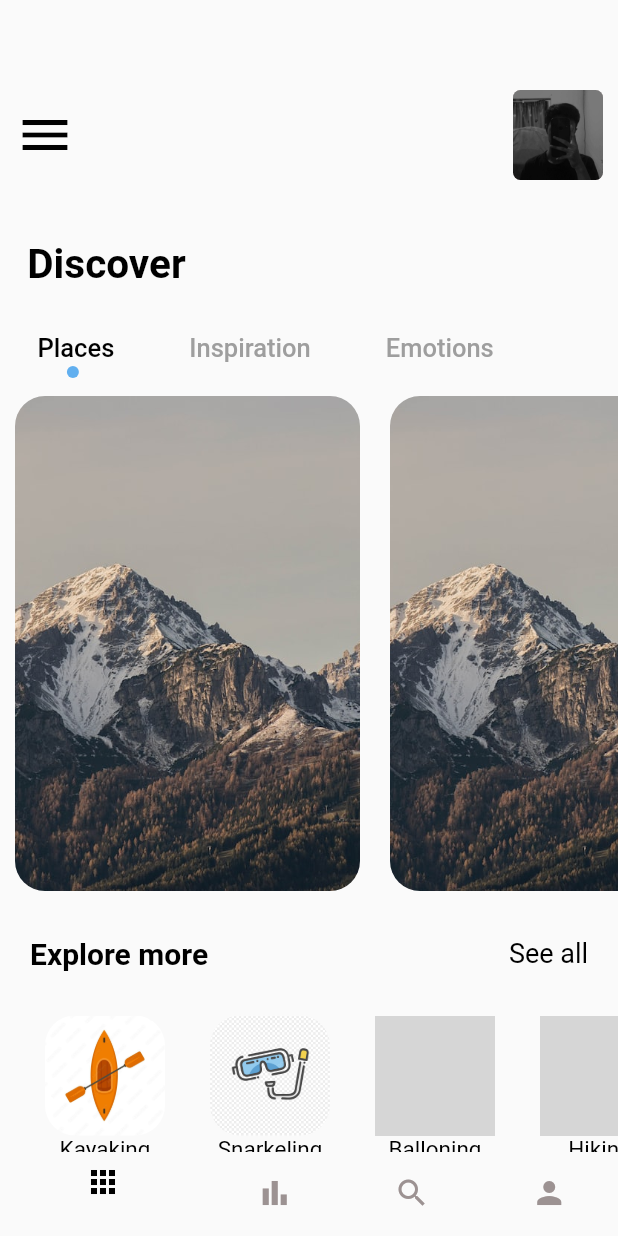
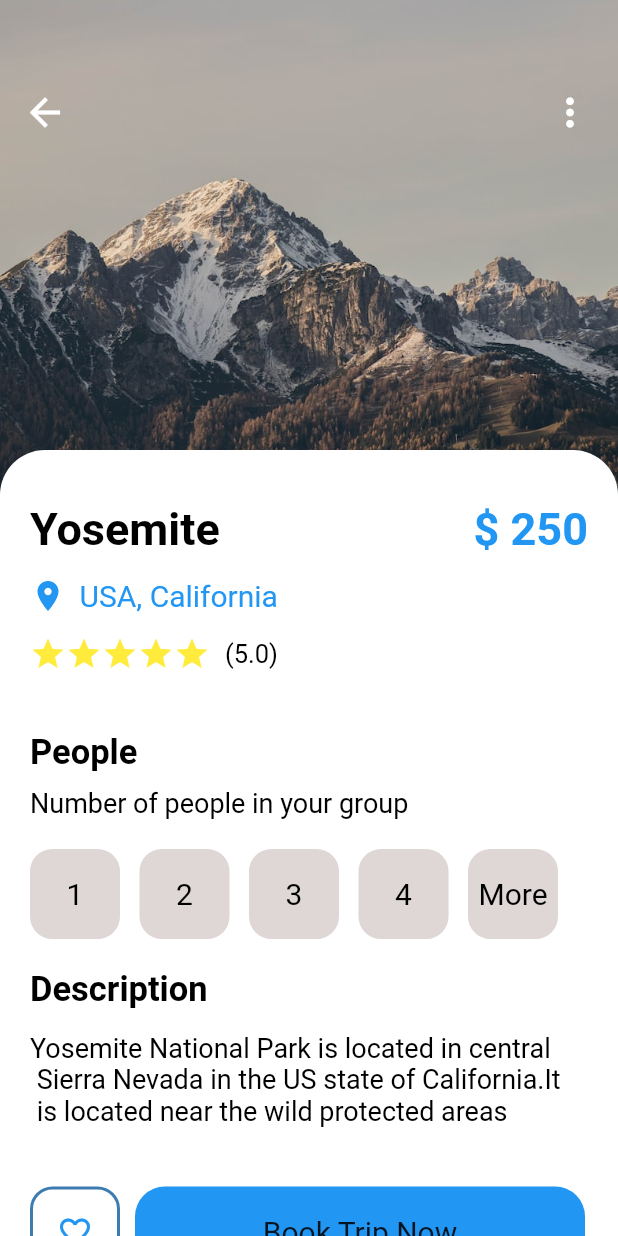
Before and after one commit to ozill789/fluttersmall_project, a Flutter app: the screen it shows after launch, on a phone screen of 412 x 824 dp. Run offline on Flutter 3.47's test engine with Material 2 defaults, Android fonts, the phone set to English and light mode, and no system bars; grey boxes are pictures that could not be loaded.

Commit message:
ui finish

```diff
--- /dev/null
+++ b/lib/detailpages/placemount1_detail.dart
@@ -0,0 +1,191 @@
+import 'package:flutter/material.dart';
+import 'package:flutter_application_1/widget/app_button.dart';
+import 'package:flutter_application_1/widget/apptext.dart';
+import 'package:flutter_application_1/widget/apptextbold.dart';
+import 'package:flutter_application_1/widget/responsive_button.dart';
+
+class PlaceMount1Detail extends StatefulWidget {
+  const PlaceMount1Detail({super.key});
+
+  @override
+  State<PlaceMount1Detail> createState() => _PlaceMount1DetailState();
+}
+
+class _PlaceMount1DetailState extends State<PlaceMount1Detail> {
+  List people = [
+    '1',
+    '2',
+    '3',
+    '4',
+    'More',
+  ];
+
+  @override
+  Widget build(BuildContext context) {
+    return Scaffold(
+      body: Stack(
+        clipBehavior: Clip.none,
+        children: [
+          Positioned(
+              child: Container(
+            width: double.infinity,
+            height: 350,
+            decoration: const BoxDecoration(
+                image: DecorationImage(
+                    image: AssetImage('images/mount2.jpg'), fit: BoxFit.cover)),
+          )),
+          Positioned(
+              child: Container(
+            margin: const EdgeInsets.only(left: 15),
+            width: double.infinity,
+            height: 150,
+            child: Row(
+              children: const [
+                Icon(
+                  Icons.arrow_back,
+                  size: 30,
+                  color: Colors.white,
+                ),
+                SizedBox(
+                  width: 320,
+                ),
+                Icon(
+                  Icons.more_vert,
+                  size: 30,
+                  color: Colors.white,
+                )
+              ],
+            ),
+          )),
+          Positioned(
+              top: 300,
+              child: Container(
+                padding: const EdgeInsets.only(top: 35, left: 20, right: 20),
+                width: MediaQuery.of(context).size.width,
+                height: 800,
+                decoration: BoxDecoration(
+                    borderRadius: BorderRadius.circular(30),
+                    color: Colors.white),
+                child: Column(
+                  crossAxisAlignment: CrossAxisAlignment.start,
+                  children: [
+                    Row(
+                      mainAxisAlignment: MainAxisAlignment.spaceBetween,
+                      children: [
+                        AppTextBold(
+                            size: 30, color: Colors.black, text: 'Yosemite'),
+                        AppTextBold(
+                            size: 30, color: Colors.blue, text: '\$ 250')
+                      ],
+                    ),
+                    const SizedBox(
+                      height: 15,
+                    ),
+                    Row(
+                      children: [
+                        const Icon(
+                          Icons.location_on,
+                          color: Colors.blue,
+                        ),
+                        const SizedBox(
+                          width: 9,
+                        ),
+                        AppText(
+                            size: 20,
+                            color: Colors.blue,
+                            text: 'USA, California')
+                      ],
+                    ),
+                    const SizedBox(
+                      height: 15,
+                    ),
+                    Row(
+                      children: [
+                        Wrap(
+                            children: List.generate(5, (index) {
+                          return const Icon(
+                            Icons.star,
+                            color: Colors.yellow,
+                          );
+                        })),
+                        const SizedBox(
+                          width: 10,
+                        ),
+                        AppText(size: 17, color: Colors.black, text: '(5.0)')
+                      ],
+                    ),
+                    const SizedBox(
+                      height: 40,
+                    ),
+                    AppTextBold(size: 23, color: Colors.black, text: 'People'),
+                    const SizedBox(
+                      height: 10,
+                    ),
+                    AppText(
+                        size: 18,
+                        color: Colors.black,
+                        text: 'Number of people in your group'),
+                    const SizedBox(
+                      height: 20,
+                    ),
+                    Wrap(
+                        children: List.generate(people.length, (index) {
+                      return InkWell(
+                        onTap: () {},
+                        child: Container(
+                          margin: const EdgeInsets.only(right: 13),
+                          child: AppButton(
+                            text: people[index],
+                            color: Colors.black,
+                            bordercolor:
+                                const Color.fromARGB(255, 223, 214, 214),
+                            backgroundcolor:
+                                const Color.fromARGB(255, 223, 214, 214),
+                          ),
+                        ),
+                      );
+                    })),
+                    const SizedBox(
+                      height: 20,
+                    ),
+                    AppTextBold(
+                        size: 23, color: Colors.black, text: 'Description'),
+                    const SizedBox(
+                      height: 15,
+                    ),
+                    AppText(
+                        size: 18,
+                        color: Colors.black,
+                        text:
+                            'Yosemite National Park is located in central \n Sierra Nevada in the US state of California.It \n is located near the wild protected areas '),
+                    const SizedBox(
+                      height: 40,
+                    ),
+                    Row(
+                      children: [
+                        AppButton(
+                          color: Colors.blue,
+                          backgroundcolor: Colors.white,
+                          bordercolor: const Color.fromARGB(255, 60, 124, 177),
+                          istext: false,
+                          icon: Icons.favorite_border_outlined,
+                        ),
+                        const SizedBox(
+                          width: 10,
+                        ),
+                        ResponsiveButton(
+                          textdynamic: false,
+                          width: 300,
+                          height: 60,
+                          size: 20,
+                        )
+                      ],
+                    )
+                  ],
+                ),
+              ))
+        ],
+      ),
+    );
+  }
+}
--- a/lib/main.dart
+++ b/lib/main.dart
@@ -1,5 +1,6 @@
 import 'package:flutter/material.dart';
-import 'package:flutter_application_1/pages/bottomnav.dart';
+import 'package:flutter_application_1/detailpages/placemount1_detail.dart';
+import 'package:flutter_application_1/widget/welcome_page.dart';
 
 void main() {
   runApp(const MyApp());
@@ -11,7 +12,7 @@
   @override
   Widget build(BuildContext context) {
     return const MaterialApp(
-      home: BottomNav(),
+      home: PlaceMount1Detail(),
       debugShowCheckedModeBanner: false,
     );
   }
--- a/lib/pages/home_page.dart
+++ b/lib/navbarpages/home_page.dart
@@ -1,7 +1,7 @@
 import 'package:flutter/material.dart';
-import 'package:flutter_application_1/welcome/apptext.dart';
+import 'package:flutter_application_1/widget/apptext.dart';
 
-import '../welcome/apptextbold.dart';
+import '../widget/apptextbold.dart';
 
 class HomePage extends StatefulWidget {
   const HomePage({super.key});
@@ -13,9 +13,9 @@
 class _HomePageState extends State<HomePage> with TickerProviderStateMixin {
   var iconbutton = {
     'kayaking.jpg': 'Kayaking',
+    'balloning.png': 'Balloning',
+    'hiking.png': 'Hiking',
     'snarkeling.jpg': 'Snarkeling',
-    'balloning.jpg': 'Balloning',
-    'hiking.jpg': 'Hiking',
   };
 
   @override
@@ -91,7 +91,7 @@
           child: TabBarView(controller: tabcontroller, children: [
             ListView.builder(
                 scrollDirection: Axis.horizontal,
-                itemCount: 3,
+                itemCount: iconbutton.length,
                 itemBuilder: (_, index) {
                   return Padding(
                     padding: const EdgeInsets.only(top: 20),
@@ -139,20 +139,21 @@
             height: 130,
             child: ListView.builder(
                 scrollDirection: Axis.horizontal,
-                itemCount: 4,
+                itemCount: iconbutton.length,
                 itemBuilder: (_, index) {
                   return Container(
                     margin: const EdgeInsets.only(left: 30),
                     child: Column(
                       children: [
                         Container(
-                          width: 80,
-                          height: 80,
+                          width: 70,
+                          height: 70,
                           decoration: BoxDecoration(
                               borderRadius: BorderRadius.circular(20),
                               image: DecorationImage(
-                                  image: AssetImage('images/' +
-                                      iconbutton.keys.elementAt(index)))),
+                                  image: AssetImage(
+                                      'images/${iconbutton.keys.elementAt(index)}'),
+                                  fit: BoxFit.cover)),
                         ),
                         AppText(
                             size: 15,
--- a/lib/welcome/responsive_button.dart
+++ /dev/null
@@ -1,25 +0,0 @@
-import 'package:flutter/material.dart';
-
-// ignore: must_be_immutable
-class ResponsiveButton extends StatelessWidget {
-  double? width;
-  bool? isresponsive;
-  ResponsiveButton({super.key, this.isresponsive = false, this.width});
-
-  @override
-  Widget build(BuildContext context) {
-    return Container(
-        width: width,
-        height: 30,
-        decoration: BoxDecoration(
-            borderRadius: BorderRadius.circular(20), color: Colors.blue),
-        child: const Padding(
-          padding: EdgeInsets.only(top: 3),
-          child: Text(
-            'Join Us',
-            style: TextStyle(fontSize: 18, color: Colors.white),
-            textAlign: TextAlign.center,
-          ),
-        ));
-  }
-}
--- /dev/null
+++ b/lib/widget/app_button.dart
@@ -0,0 +1,43 @@
+// ignore_for_file: unrelated_type_equality_checks
+
+import 'package:flutter/material.dart';
+import 'package:flutter_application_1/widget/apptext.dart';
+
+// ignore: must_be_immutable
+class AppButton extends StatelessWidget {
+  Color color;
+  Color backgroundcolor;
+  Color bordercolor;
+  String? text;
+  IconData? icon;
+  bool? istext;
+
+  AppButton({
+    super.key,
+    required this.color,
+    required this.backgroundcolor,
+    required this.bordercolor,
+    this.text,
+    this.icon,
+    this.istext,
+  });
+
+  @override
+  Widget build(BuildContext context) {
+    return Container(
+      width: 60,
+      height: 60,
+      decoration: BoxDecoration(
+          border: Border.all(color: bordercolor, width: 2.0),
+          borderRadius: BorderRadius.circular(15),
+          color: backgroundcolor),
+      child: istext == false
+          ? Center(
+              child: Icon(
+              icon,
+              color: color,
+            ))
+          : Center(child: AppText(size: 20, color: color, text: text!)),
+    );
+  }
+}
--- /dev/null
+++ b/lib/widget/responsive_button.dart
@@ -0,0 +1,39 @@
+import 'package:flutter/material.dart';
+
+// ignore: must_be_immutable
+class ResponsiveButton extends StatelessWidget {
+  double? width;
+  bool? textdynamic;
+  double height;
+  double size;
+
+  ResponsiveButton({
+    super.key,
+    this.textdynamic,
+    required this.size,
+    required this.height,
+    this.width,
+  });
+
+  @override
+  Widget build(BuildContext context) {
+    return Container(
+        width: width,
+        height: height,
+        decoration: BoxDecoration(
+          borderRadius: BorderRadius.circular(20),
+          color: Colors.blue,
+        ),
+        child: textdynamic == false
+            ? Center(
+                child: Text(
+                'Book Trip Now',
+                style: TextStyle(fontSize: size),
+              ))
+            : Center(
+                child: Text(
+                'Join Us',
+                style: TextStyle(fontSize: size),
+              )));
+  }
+}
--- a/lib/pages/welcome_page.dart
+++ b/lib/widget/welcome_page.dart
@@ -1,8 +1,8 @@
 import 'package:flutter/material.dart';
-import 'package:flutter_application_1/welcome/responsive_button.dart';
+import 'package:flutter_application_1/widget/responsive_button.dart';
 
-import '../welcome/apptext.dart';
-import '../welcome/apptextbold.dart';
+import 'apptext.dart';
+import 'apptextbold.dart';
 
 class WelcomePage extends StatelessWidget {
   const WelcomePage({super.key});
@@ -70,7 +70,9 @@
                           height: 20,
                         ),
                         ResponsiveButton(
-                          width: 80,
+                          width: 100,
+                          height: 50,
+                          size: 17,
                         )
                       ],
                     ),
```
Also changed, not shown: lib/navbar/bottomnav.dart (renamed from lib/pages/bottomnav.dart, +4 -4 lines), images/arrow.png, lib/navbarpages/bar_page.dart (renamed from lib/pages/bar_page.dart), lib/navbarpages/person_page.dart (renamed from lib/pages/person_page.dart), lib/navbarpages/search_page.dart (renamed from lib/pages/search_page.dart), lib/widget/apptext.dart (renamed from lib/welcome/apptext.dart), lib/widget/apptextbold.dart (renamed from lib/welcome/apptextbold.dart).
